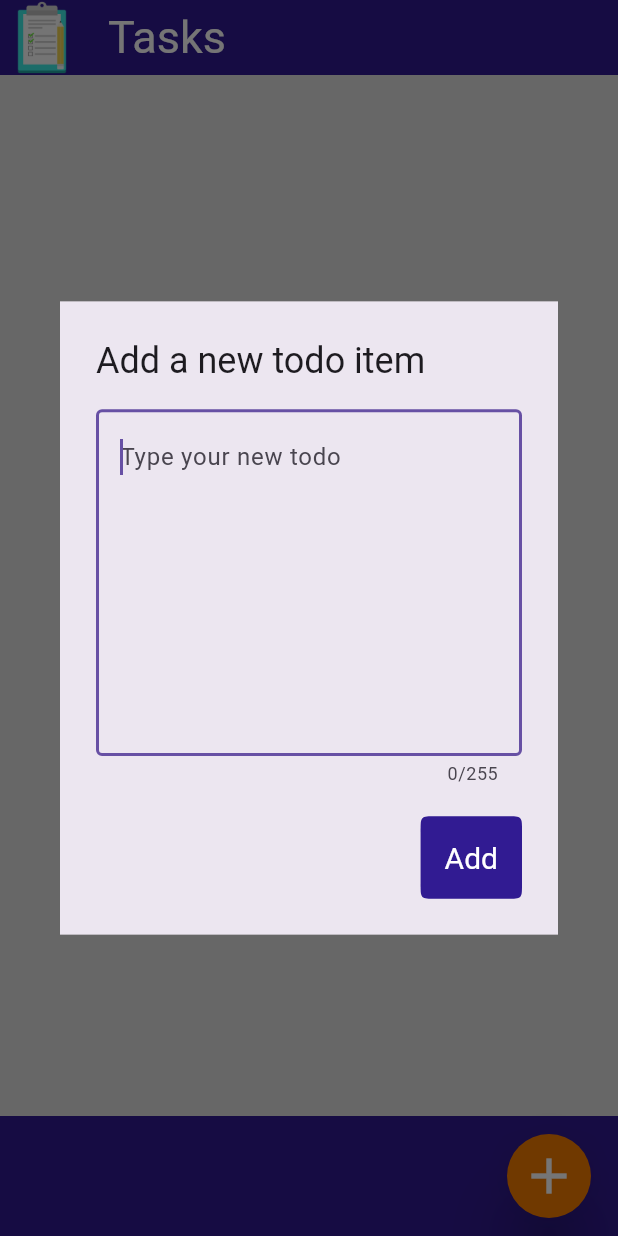
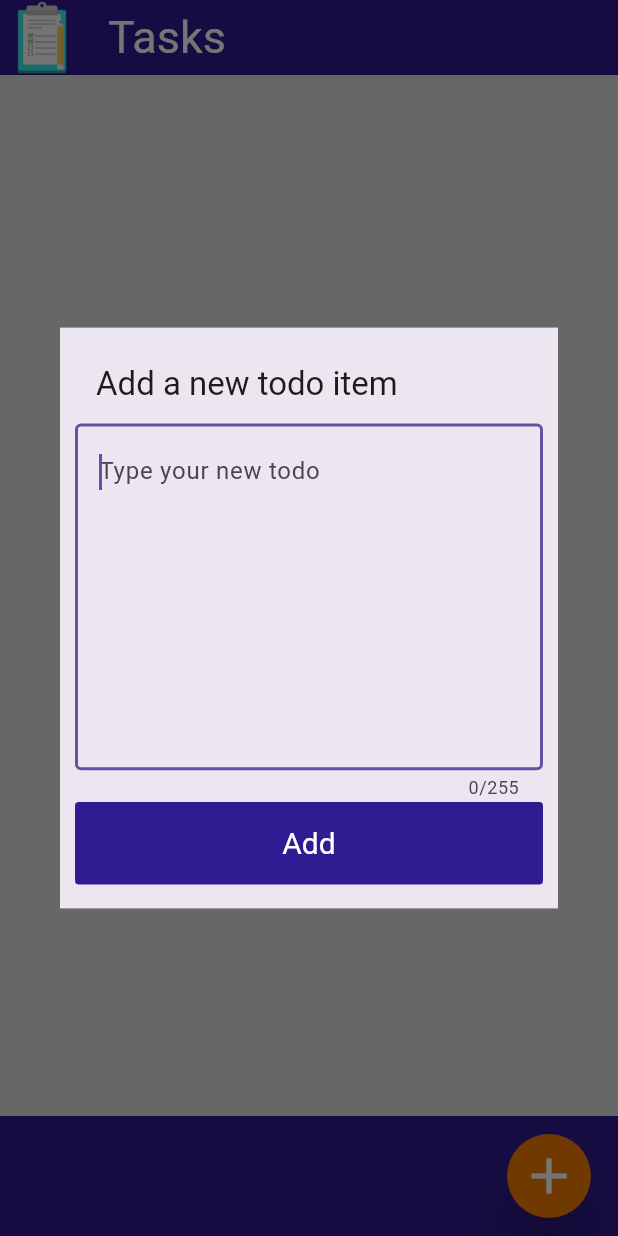
Before and after one commit to Simone-Sangiovanni/Tasks, a Flutter app: the screen it shows after launch, after a tap on the "add" icon, on a phone screen of 412 x 824 dp. Run offline on Flutter 3.47's test engine with Material 3 defaults, Android fonts, the phone set to English and light mode, and no system bars.

Commit message:
created theme for TextButton based on system theme, changed the dialog that is displayed when the user want to add a task, solved the problem on the navbar that do not display the icon added the library for database handling

```diff
--- a/lib/dialogBox/invoke_dialog_box.dart
+++ b/lib/dialogBox/invoke_dialog_box.dart
@@ -3,6 +3,16 @@ import 'task_dialog_box.dart';
 
 class InvokeDialogBox {
   const InvokeDialogBox._();
+
+  /*static Future<void> displayDialog(BuildContext context) {
+    return showDialog<void>(
+      context: context,
+      barrierDismissible: true, // define if the user can close the dialog box tapping in another part of the screen
+      builder: (BuildContext context) {
+        return TaskDialogBox();
+      },
+    );
+  }*/
 
   static Future<void> displayDialog(BuildContext context) {
     return showDialog<void>(
--- a/lib/dialogBox/task_dialog_box.dart
+++ b/lib/dialogBox/task_dialog_box.dart
@@ -1,3 +1,4 @@
+import 'package:flutter/cupertino.dart';
 import 'package:flutter/material.dart';
 import 'package:provider/provider.dart';
 import 'package:tasks/providers/task_list_model.dart';
@@ -7,7 +8,7 @@ class TaskDialogBox extends StatelessWidget {
 
   final TextEditingController _textFieldController = TextEditingController();
 
-  @override
+  /*@override
   Widget build(BuildContext context) {
     double width = MediaQuery.of(context).size.width * 0.9;
     double height = MediaQuery.of(context).size.height * 0.3;
@@ -56,5 +57,60 @@ class TaskDialogBox extends StatelessWidget {
         ],
       )
     );
+  }*/
+
+  @override
+  Widget build(BuildContext context) {
+    double width = MediaQuery.of(context).size.width * 0.9;
+    double height = MediaQuery.of(context).size.height * 0.3;
+
+    return Consumer<TaskListModel>(
+        builder: (context, value, child) => SimpleDialog(
+          title: const Text('Add a new todo item'),
+          shape: const LinearBorder(),
+          children: <Widget>[
+            SizedBox(
+              width: width,
+              height: height,
+              child: Container(
+                padding: const EdgeInsets.only(
+                  left: 10,
+                  right: 10,
+                ),
+                child: TextField(
+                  controller: _textFieldController,
+                  maxLines: null,
+                  maxLength: 255,
+                  expands: true,
+                  autofocus: true,
+                  textAlignVertical: TextAlignVertical.top,
+                  decoration: const InputDecoration(
+                    hintText: 'Type your new todo',
+                    border: OutlineInputBorder(
+                        borderSide: BorderSide(width: 2.0)
+                    ),
+                  ),
+                ),
+              ),
+            ),
+            Container(
+              padding: const EdgeInsets.only(left: 10, right: 10, top: 5),
+              child: TextButton(
+                style: TextButton.styleFrom(
+                  padding: const EdgeInsets.all(16.0),
+                  textStyle: const TextStyle(fontSize: 20),
+                ),
+                child: const Text('Add'),
+                onPressed: () {
+                  if(_textFieldController.text.isEmpty == false) {
+                    value.addTask(_textFieldController.text);
+                  }
+                  Navigator.of(context).pop(); //after the Add button has been pressed, close the AlertDialog
+                },
+              ),
+            ),
+          ],
+        )
+    );
   }
 }
--- a/lib/main.dart
+++ b/lib/main.dart
@@ -32,8 +32,7 @@ class MyApp extends StatelessWidget {
     ]);
     // entry for the app
     return MaterialApp(
-      //TODO: complete the theme of the app
-      // set the theme of the app based on the system theme
+      //TODO: complete the theme of the app set the theme of the app based on the system theme
       themeMode: ThemeMode.system,
       //configure the light theme
       theme: AppThemes.lightTheme,
--- a/lib/navbars/top_bar.dart
+++ b/lib/navbars/top_bar.dart
@@ -12,7 +12,7 @@ class TopBar extends StatelessWidget implements PreferredSizeWidget{
       backgroundColor: Theme.of(context).primaryColor,
       // TODO: change the icon with the real app logo
       leading: const Image(
-        image: AssetImage("images/icon.png"),
+        image: AssetImage("assets/images/icon.png"),
       ),
       title: const Text(
         "Tasks",
--- a/lib/themes/app_themes.dart
+++ b/lib/themes/app_themes.dart
@@ -1,4 +1,5 @@
 import 'package:flutter/material.dart';
+import 'my_text_button_theme.dart';
 
 class AppThemes {
   //private constructor
@@ -8,6 +9,7 @@ class AppThemes {
     useMaterial3: true,
     brightness: Brightness.light,
     primaryColor: const Color(0xff311b92),
+    textButtonTheme: MyTextButtonTheme.lightTextButtonTheme,
     scaffoldBackgroundColor: Colors.grey.shade300,
   );
 
@@ -15,6 +17,7 @@ class AppThemes {
     useMaterial3: true,
     brightness: Brightness.dark,
     primaryColor: const Color(0xaf311b92),
+    textButtonTheme: MyTextButtonTheme.darkTextButtonTheme,
     scaffoldBackgroundColor: const Color(0xff303030),
   );
 }
--- /dev/null
+++ b/lib/themes/my_text_button_theme.dart
@@ -0,0 +1,32 @@
+import 'package:flutter/material.dart';
+
+class MyTextButtonTheme {
+  MyTextButtonTheme._();
+  static TextButtonThemeData lightTextButtonTheme = const TextButtonThemeData(
+      style: ButtonStyle(
+          backgroundColor: MaterialStatePropertyAll(Color(0xff311b92)),
+          foregroundColor: MaterialStatePropertyAll(Colors.white),
+          shape: MaterialStatePropertyAll(
+            ContinuousRectangleBorder(
+              borderRadius: BorderRadius.all(
+                Radius.circular(5),
+              ),
+            ),
+          )
+      )
+  );
+
+  static TextButtonThemeData darkTextButtonTheme = const TextButtonThemeData(
+    style: ButtonStyle(
+      backgroundColor: MaterialStatePropertyAll(Colors.deepPurpleAccent),
+      foregroundColor: MaterialStatePropertyAll(Colors.white),
+      shape: MaterialStatePropertyAll(
+        ContinuousRectangleBorder(
+          borderRadius: BorderRadius.all(
+            Radius.circular(5),
+          ),
+        ),
+      )
+    )
+  );
+}
```
Also changed, not shown: pubspec.yaml (+8 -7 lines), assets/images/icon.png (renamed from images/icon.png), 3 other files.
